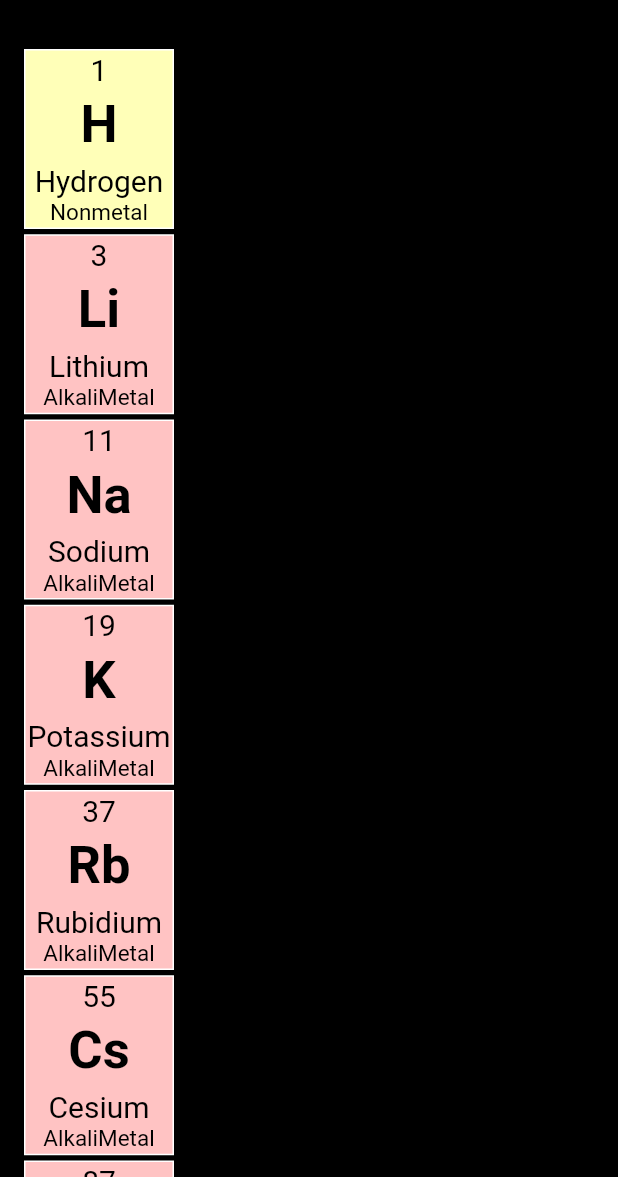
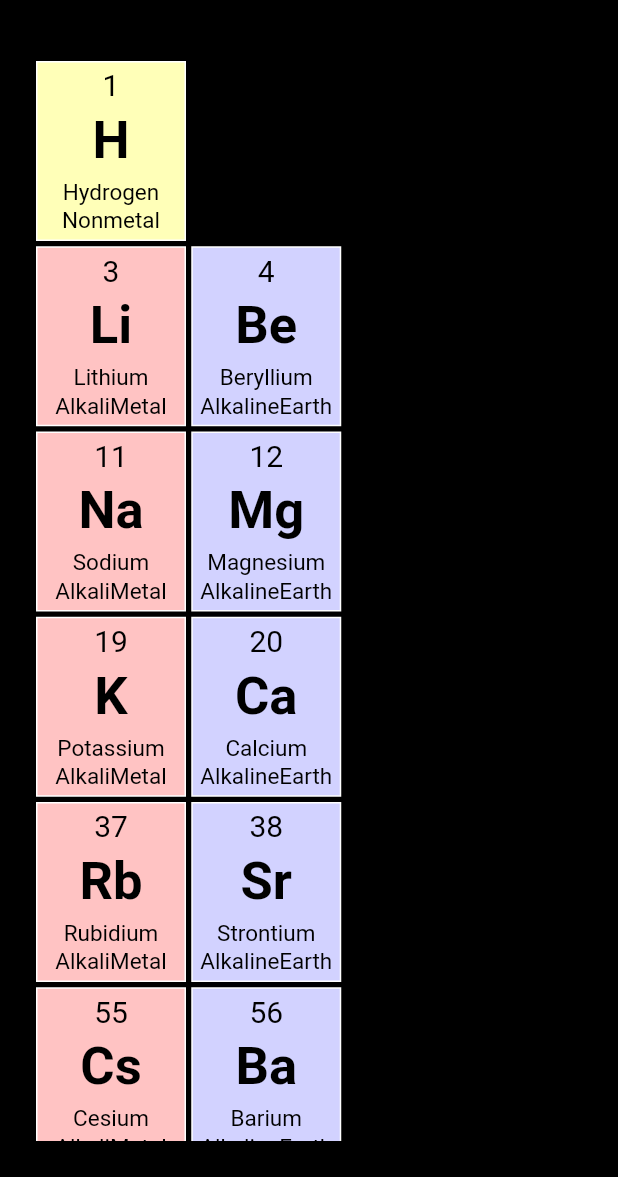
Before and after one commit to shashwat2910/Periodic-Table, a Flutter app: the screen it shows after launch, on a phone screen of 412 x 824 dp, the part 59-1236 px from its top. Run offline on Flutter 3.47's test engine with Material 2 defaults, Android fonts, the phone set to English and light mode, and no system bars; our stand-ins replace animated_splash_screen, page_transition.

Commit message:
group1&2 done

```diff
--- a/periodictable/lib/models/block.dart
+++ b/periodictable/lib/models/block.dart
@@ -45,7 +45,7 @@ class ElementTile extends StatelessWidget {
             name,
             style: TextStyle(
               color: Colors.black,
-              fontSize: 20,
+              fontSize: 15,
             ),
           ),
           SizedBox(
--- a/periodictable/lib/screens/home_screen.dart
+++ b/periodictable/lib/screens/home_screen.dart
@@ -1,5 +1,6 @@
 import 'package:flutter/material.dart';
 import 'package:periodictable/models/block.dart';
+import 'package:periodictable/models/group1.dart';
 
 class HomePage extends StatefulWidget {
   @override
@@ -25,11 +26,17 @@ class _HomePageState extends State<HomePage> {
           ),
         ),
       ),
-      body: SingleChildScrollView(
-        scrollDirection: Axis.vertical,
-        child: Container(
-          padding: EdgeInsets.symmetric(vertical: 16, horizontal: 16),
-          child: Column(
+      body: Container(
+        padding: EdgeInsets.symmetric(
+          horizontal: 24,
+          vertical: 24,
+        ),
+        child: ListView(
+          shrinkWrap: true,
+          children: [
+            Column(
+              children: [
+                Row(
                   children: [
                     ElementTile(
                       atomnum: "1",
@@ -38,9 +45,13 @@ class _HomePageState extends State<HomePage> {
                       group: "Nonmetal",
                       colorTile: 0xFFFFFFB8,
                     ),
+                  ],
+                ),
                 SizedBox(
                   height: 3.5,
                 ),
+                Row(
+                  children: [
                     ElementTile(
                       atomnum: "3",
                       symbol: "Li",
@@ -49,8 +60,22 @@ class _HomePageState extends State<HomePage> {
                       colorTile: 0xFFFFC3C3,
                     ),
                     SizedBox(
+                      width: 3.5,
+                    ),
+                    ElementTile(
+                      atomnum: "4",
+                      symbol: "Be",
+                      name: "Beryllium",
+                      group: "AlkalineEarth",
+                      colorTile: 0xFFD2D2FF,
+                    ),
+                  ],
+                ),
+                SizedBox(
                   height: 3.5,
                 ),
+                Row(
+                  children: [
                     ElementTile(
                       atomnum: "11",
                       symbol: "Na",
@@ -59,8 +84,22 @@ class _HomePageState extends State<HomePage> {
                       colorTile: 0xFFFFC3C3,
                     ),
                     SizedBox(
+                      width: 3.5,
+                    ),
+                    ElementTile(
+                      atomnum: "12",
+                      symbol: "Mg",
+                      name: "Magnesium",
+                      group: "AlkalineEarth",
+                      colorTile: 0xFFD2D2FF,
+                    ),
+                  ],
+                ),
+                SizedBox(
                   height: 3.5,
                 ),
+                Row(
+                  children: [
                     ElementTile(
                       atomnum: "19",
                       symbol: "K",
@@ -69,8 +108,22 @@ class _HomePageState extends State<HomePage> {
                       colorTile: 0xFFFFC3C3,
                     ),
                     SizedBox(
+                      width: 3.5,
+                    ),
+                    ElementTile(
+                      atomnum: "20",
+                      symbol: "Ca",
+                      name: "Calcium",
+                      group: "AlkalineEarth",
+                      colorTile: 0xFFD2D2FF,
+                    ),
+                  ],
+                ),
+                SizedBox(
                   height: 3.5,
                 ),
+                Row(
+                  children: [
                     ElementTile(
                       atomnum: "37",
                       symbol: "Rb",
@@ -79,8 +132,22 @@ class _HomePageState extends State<HomePage> {
                       colorTile: 0xFFFFC3C3,
                     ),
                     SizedBox(
+                      width: 3.5,
+                    ),
+                    ElementTile(
+                      atomnum: "38",
+                      symbol: "Sr",
+                      name: "Strontium",
+                      group: "AlkalineEarth",
+                      colorTile: 0xFFD2D2FF,
+                    ),
+                  ],
+                ),
+                SizedBox(
                   height: 3.5,
                 ),
+                Row(
+                  children: [
                     ElementTile(
                       atomnum: "55",
                       symbol: "Cs",
@@ -89,8 +156,22 @@ class _HomePageState extends State<HomePage> {
                       colorTile: 0xFFFFC3C3,
                     ),
                     SizedBox(
+                      width: 3.5,
+                    ),
+                    ElementTile(
+                      atomnum: "56",
+                      symbol: "Ba",
+                      name: "Barium",
+                      group: "AlkalineEarth",
+                      colorTile: 0xFFD2D2FF,
+                    ),
+                  ],
+                ),
+                SizedBox(
                   height: 3.5,
                 ),
+                Row(
+                  children: [
                     ElementTile(
                       atomnum: "87",
                       symbol: "Fr",
@@ -98,8 +179,21 @@ class _HomePageState extends State<HomePage> {
                       group: "AlkaliMetal",
                       colorTile: 0xFFFFC3C3,
                     ),
+                    SizedBox(
+                      width: 3.5,
+                    ),
+                    ElementTile(
+                      atomnum: "88",
+                      symbol: "Ra",
+                      name: "Radium",
+                      group: "AlkalineEarth",
+                      colorTile: 0xFFD2D2FF,
+                    ),
                   ],
                 ),
+              ],
+            ),
+          ],
         ),
       ),
     );
```
Lines whose indentation alone changed are shown as unchanged.
